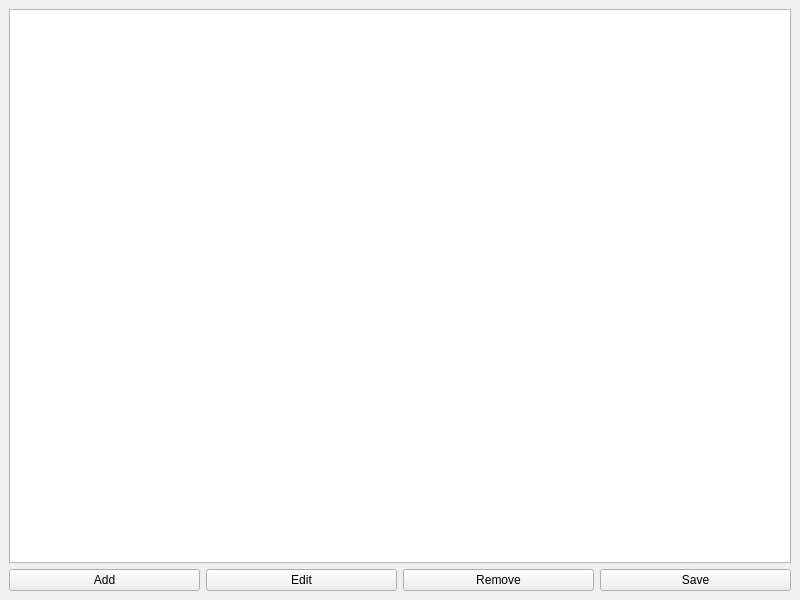
Qt form qt/mainwindow.ui (itzMatze/CashGuard) before a commit.
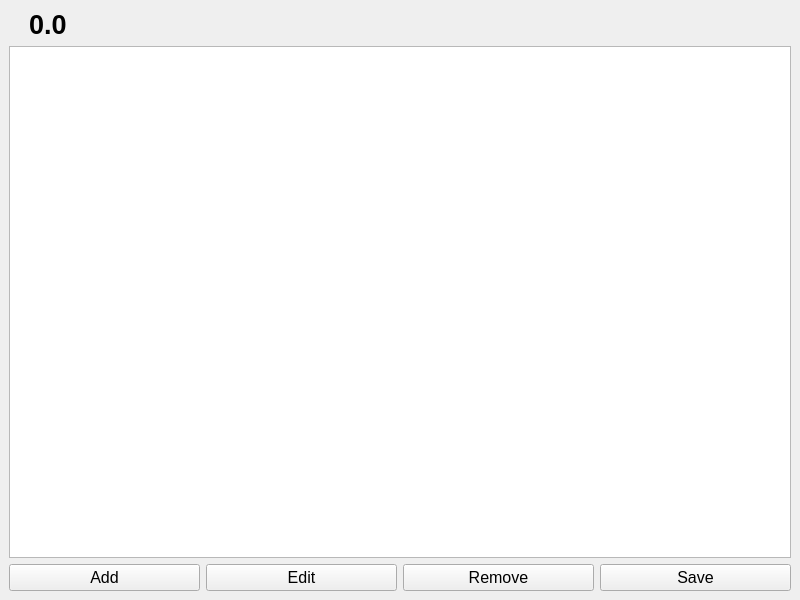
The same form after that commit.

Commit message: show total amount at the top of the window

Patch:
```diff
--- a/qt/mainwindow.ui
+++ b/qt/mainwindow.ui
@@ -16,12 +16,39 @@
 		<widget class="QWidget" name="centralwidget">
 			<layout class="QVBoxLayout" name="verticalLayout">
 				<item>
-					<widget class="QTableView" name="tableView"/>
+					<widget class="QLabel" name="totalAmountLabel">
+						<property name="font">
+							<font>
+								<pointsize>20</pointsize>
+								<bold>true</bold>
+								</font>
+							</property>
+						<property name="text">
+							<string>0.0</string>
+							</property>
+						<property name="indent">
+							<number>20</number>
+							</property>
+						</widget>
+					</item>
+				<item>
+					<widget class="QTableView" name="tableView">
+						<property name="font">
+							<font>
+								<pointsize>12</pointsize>
+								</font>
+							</property>
+						</widget>
 					</item>
 				<item>
 					<layout class="QHBoxLayout" name="horizontalLayout_2">
 						<item>
 							<widget class="QPushButton" name="addButton">
+								<property name="font">
+									<font>
+										<pointsize>12</pointsize>
+										</font>
+									</property>
 								<property name="text">
 									<string>Add</string>
 									</property>
@@ -29,6 +56,11 @@
 							</item>
 						<item>
 							<widget class="QPushButton" name="editButton">
+								<property name="font">
+									<font>
+										<pointsize>12</pointsize>
+										</font>
+									</property>
 								<property name="text">
 									<string>Edit</string>
 									</property>
@@ -36,6 +68,11 @@
 							</item>
 						<item>
 							<widget class="QPushButton" name="removeButton">
+								<property name="font">
+									<font>
+										<pointsize>12</pointsize>
+										</font>
+									</property>
 								<property name="text">
 									<string>Remove</string>
 									</property>
@@ -43,6 +80,11 @@
 							</item>
 						<item>
 							<widget class="QPushButton" name="saveButton">
+								<property name="font">
+									<font>
+										<pointsize>12</pointsize>
+										</font>
+									</property>
 								<property name="text">
 									<string>Save</string>
 									</property>
```
The commit also changes 5 other files.
